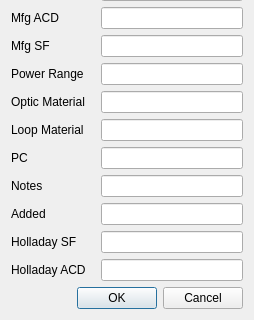
This is dialog_lens.ui in siborion/siborion_american_scan as Qt 5 draws it before an edit; both pictures show x 0 to 254 and y 200 to 520 of the 254 by 520 pixel window. The edited form follows.
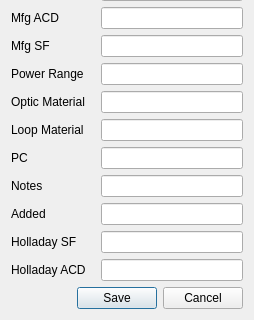
This is the edited form.

```diff
--- a/dialog_lens.ui
+++ b/dialog_lens.ui
@@ -7,7 +7,7 @@
     <x>0</x>
     <y>0</y>
     <width>254</width>
-    <height>483</height>
+    <height>485</height>
    </rect>
   </property>
   <property name="windowTitle">
@@ -170,7 +170,7 @@
       <enum>Qt::Horizontal</enum>
      </property>
      <property name="standardButtons">
-      <set>QDialogButtonBox::Cancel|QDialogButtonBox::Ok</set>
+      <set>QDialogButtonBox::Cancel|QDialogButtonBox::Save</set>
      </property>
     </widget>
    </item>
```
